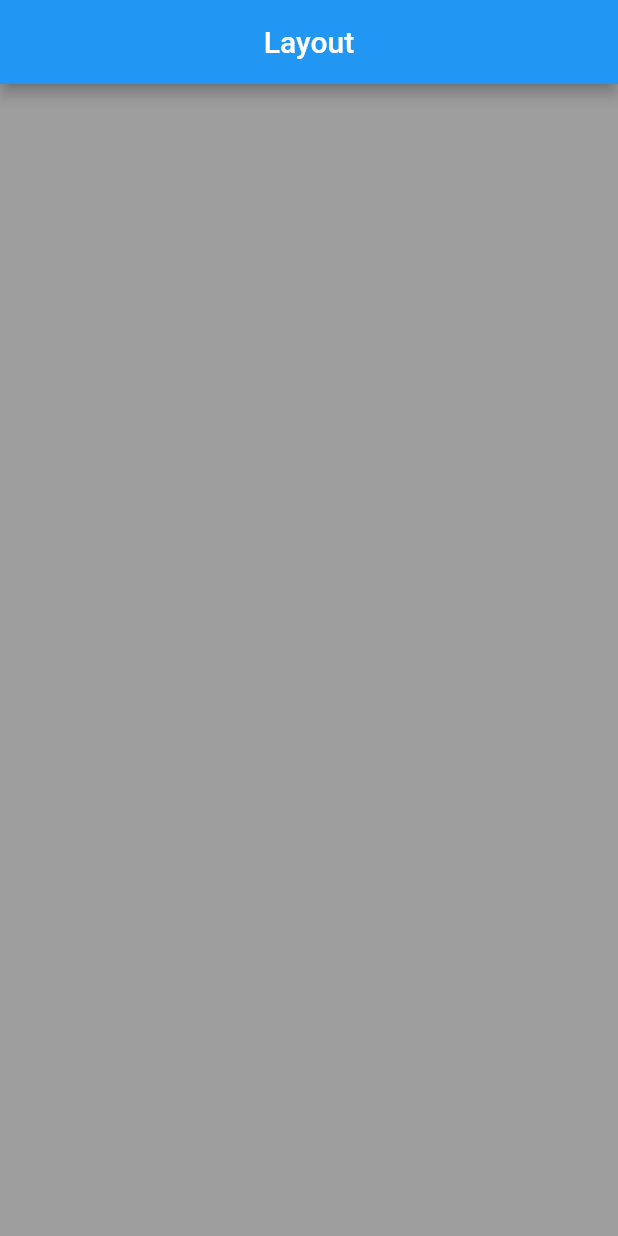
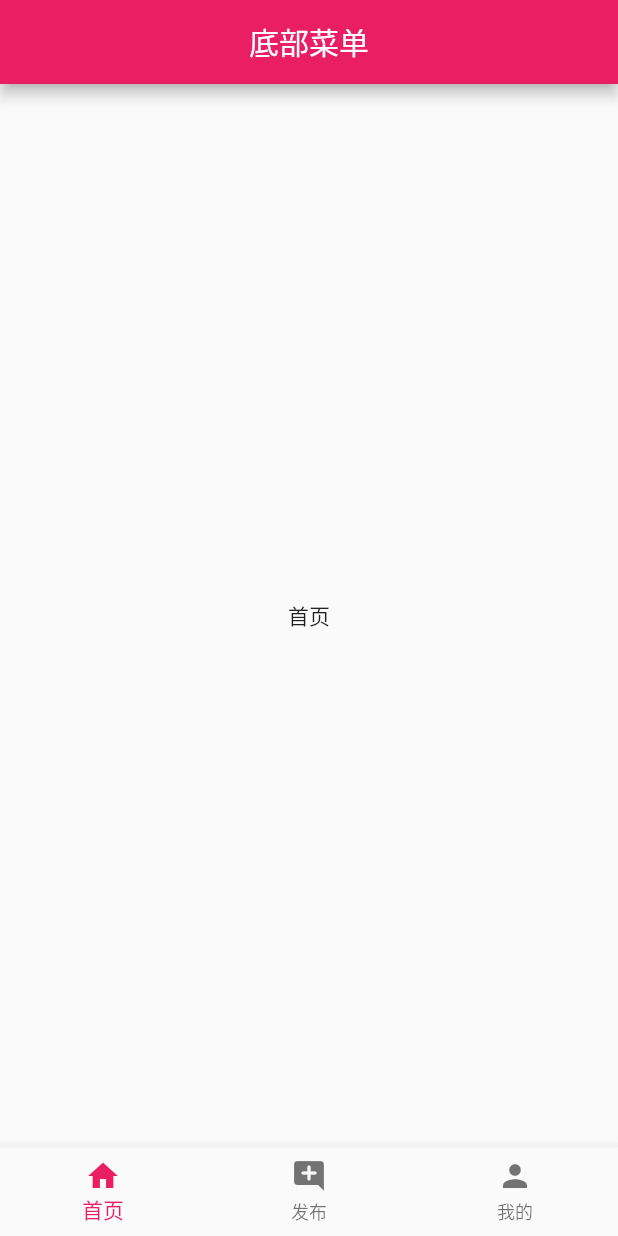
Before and after one commit to Flexita/flutter_learn, a Flutter app: the screen it shows after launch, on a phone screen of 412 x 824 dp. Run offline on Flutter 3.47's test engine with Material 2 defaults, Android fonts, the phone set to English and light mode, and no system bars.

Commit message:
no message

```diff
--- a/lib/main.dart
+++ b/lib/main.dart
@@ -1,7 +1,7 @@
 /*
  * @Author: Bryce
  * @Date: 2022-07-19 15:30:06
- * @LastEditTime: 2022-07-21 15:45:40
+ * @LastEditTime: 2022-07-22 17:17:05
  * @LastEditors: Bryce
  * @Description: 程序入口
  */
@@ -14,7 +14,9 @@ import 'package:new_app/widgets/image_widget.dart';
 import 'package:new_app/widgets/layout_demo.dart';
 import 'package:new_app/widgets/linear_progress_widget.dart';
 import 'package:new_app/widgets/navigator_demo.dart';
+import 'package:new_app/widgets/page_demo.dart';
 import 'package:new_app/widgets/text_widget.dart';
+import 'package:new_app/widgets/bottom_navigator.dart';
 
 void main(List<String> args) {
   runApp(const MyApp());
@@ -26,12 +28,17 @@ class MyApp extends StatelessWidget {
   @override
   Widget build(BuildContext context) {
     return MaterialApp(
+      theme: ThemeData(
+        primarySwatch: Colors.pink,
+      ),
       // home: LoginPage(),
       routes: <String, WidgetBuilder>{
         '/': (context) => const LoginPage(),
         'layout': (context) => const LayoutDemo(),
+        'pageDemo': (context) => const PageDemo(),
+        'navigator': (context) => const BottomNavigatorViwe()
       },
-      initialRoute: 'layout',
+      initialRoute: 'navigator',
       // 路由拦截
       onGenerateRoute: (RouteSettings settings) {
         switch (settings.name) {
--- /dev/null
+++ b/lib/widgets/bottom_navigator.dart
@@ -0,0 +1,91 @@
+/*
+ * @Author: Bryce
+ * @Date: 2022-07-22 17:13:24
+ * @LastEditTime: 2022-07-22 17:41:26
+ * @LastEditors: Bryce
+ * @Description: 底部导航
+ */
+
+import 'package:flutter/material.dart';
+import 'package:new_app/widgets/page_demo.dart';
+
+class BottomNavigatorViwe extends StatefulWidget {
+  const BottomNavigatorViwe({Key? key}) : super(key: key);
+
+  @override
+  State<BottomNavigatorViwe> createState() => _BottomNavigatorViweState();
+}
+
+class _BottomNavigatorViweState extends State<BottomNavigatorViwe> {
+  int _currentNav = 0;
+  List<Widget> widgets = [HomePage(), PageDemo(), PersonalPage()];
+
+  @override
+  Widget build(BuildContext context) {
+    return Scaffold(
+      appBar: AppBar(
+        title: const Text('底部菜单'),
+        centerTitle: true,
+      ),
+      body: IndexedStack(
+        index: _currentNav,
+        children: widgets,
+      ),
+      bottomNavigationBar: BottomNavigationBar(
+        currentIndex: _currentNav,
+        items: const [
+          BottomNavigationBarItem(
+            icon: Icon(Icons.home),
+            label: '首页',
+          ),
+          BottomNavigationBarItem(
+            icon: Icon(Icons.add_comment_rounded),
+            label: '发布',
+          ),
+          BottomNavigationBarItem(
+            icon: Icon(Icons.person),
+            label: '我的',
+          ),
+        ],
+        onTap: (v) {
+          setState(() {
+            _currentNav = v;
+          });
+        },
+      ),
+    );
+  }
+}
+
+class HomePage extends StatelessWidget {
+  const HomePage({Key? key}) : super(key: key);
+
+  @override
+  Widget build(BuildContext context) {
+    return const Center(
+      child: Text('首页'),
+    );
+  }
+}
+
+class PublishPage extends StatelessWidget {
+  const PublishPage({Key? key}) : super(key: key);
+
+  @override
+  Widget build(BuildContext context) {
+    return const Center(
+      child: Text('发布'),
+    );
+  }
+}
+
+class PersonalPage extends StatelessWidget {
+  const PersonalPage({Key? key}) : super(key: key);
+
+  @override
+  Widget build(BuildContext context) {
+    return const Center(
+      child: Text('我的'),
+    );
+  }
+}
```
Also changed, not shown: lib/widgets/layout_demo.dart (+79 -3 lines), lib/widgets/page_demo.dart (added, +137 -0 lines).
